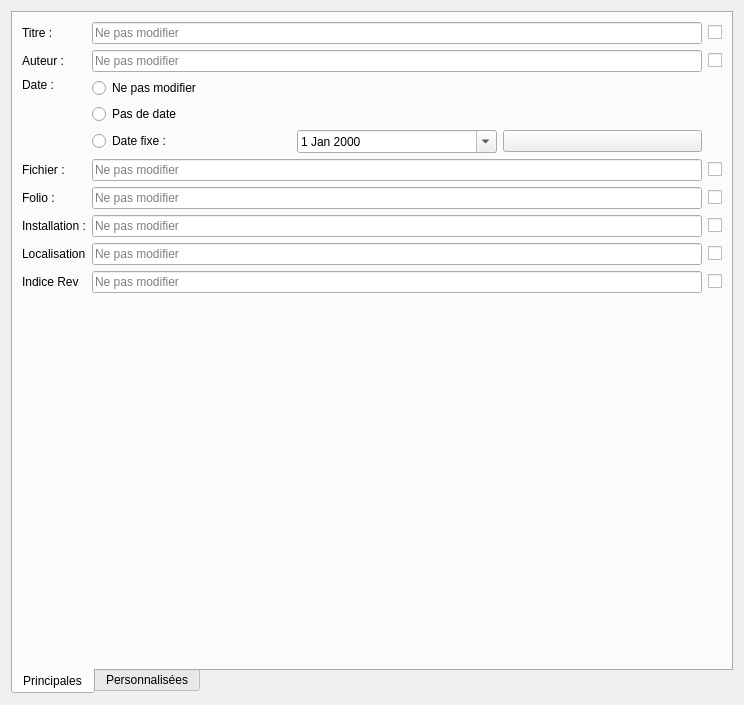
Before: the Qt Designer form sources/SearchAndReplace/ui/replacefoliowidget.ui in qelectrotech/qelectrotech-source-mirror, drawn with Qt 5.
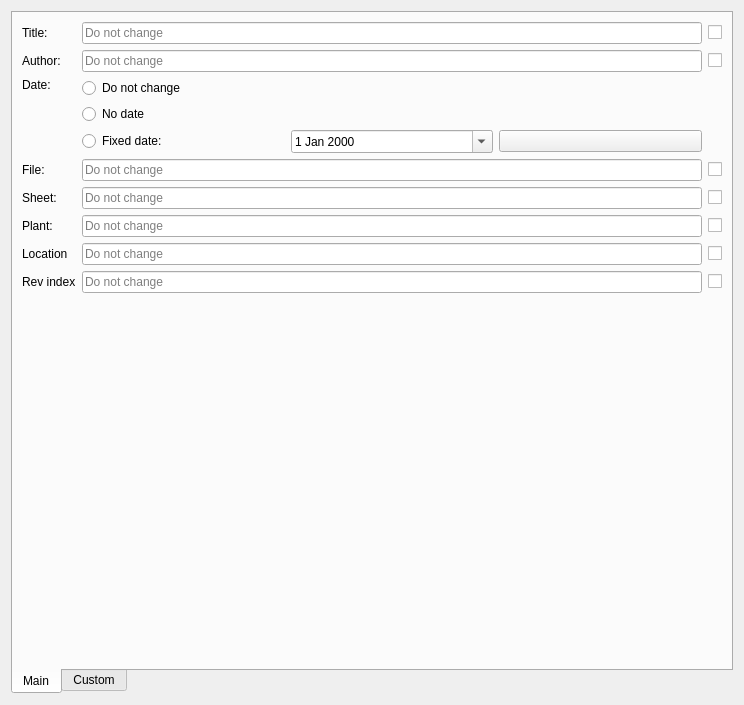
After: the same form once the commit is applied. Icons and pictures are not drawn.

The edit to the form file:
```diff
--- a/sources/SearchAndReplace/ui/replacefoliowidget.ui
+++ b/sources/SearchAndReplace/ui/replacefoliowidget.ui
@@ -42,7 +42,7 @@
      </property>
      <widget class="QWidget" name="tab">
       <attribute name="title">
-       <string>Principales</string>
+       <string>Main</string>
       </attribute>
       <layout class="QVBoxLayout" name="verticalLayout_2">
        <item>
@@ -50,21 +50,21 @@
          <item row="9" column="1">
           <widget class="QLabel" name="label_12">
            <property name="text">
-            <string>Indice Rev</string>
+            <string>Rev index</string>
            </property>
           </widget>
          </item>
          <item row="8" column="1">
           <widget class="QLabel" name="label_11">
            <property name="text">
-            <string>Localisation</string>
+            <string>Location</string>
            </property>
           </widget>
          </item>
          <item row="4" column="1">
           <widget class="QLabel" name="label_5">
            <property name="text">
-            <string>Fichier :</string>
+            <string>File:</string>
            </property>
           </widget>
          </item>
@@ -74,7 +74,7 @@
             <string>Disponible en tant que %title pour les modèles de cartouches</string>
            </property>
            <property name="placeholderText">
-            <string>Ne pas modifier</string>
+            <string>Do not change</string>
            </property>
           </widget>
          </item>
@@ -84,21 +84,21 @@
             <string>Disponible en tant que %author pour les modèles de cartouches</string>
            </property>
            <property name="placeholderText">
-            <string>Ne pas modifier</string>
+            <string>Do not change</string>
            </property>
           </widget>
          </item>
          <item row="2" column="1">
           <widget class="QLabel" name="label_3">
            <property name="text">
-            <string>Auteur :</string>
+            <string>Author:</string>
            </property>
           </widget>
          </item>
          <item row="3" column="1">
           <widget class="QLabel" name="label_4">
            <property name="text">
-            <string>Date :</string>
+            <string>Date:</string>
            </property>
            <property name="alignment">
             <set>Qt::AlignLeading|Qt::AlignLeft|Qt::AlignTop</set>
@@ -108,7 +108,7 @@
          <item row="6" column="1">
           <widget class="QLabel" name="label_10">
            <property name="text">
-            <string>Installation :</string>
+            <string>Plant:</string>
            </property>
           </widget>
          </item>
@@ -118,7 +118,7 @@
             <string>Disponible en tant que %indexrev pour les modèles de cartouches</string>
            </property>
            <property name="placeholderText">
-            <string>Ne pas modifier</string>
+            <string>Do not change</string>
            </property>
           </widget>
          </item>
@@ -128,7 +128,7 @@
             <string>Disponible en tant que %filename pour les modèles de cartouches</string>
            </property>
            <property name="placeholderText">
-            <string>Ne pas modifier</string>
+            <string>Do not change</string>
            </property>
           </widget>
          </item>
@@ -138,7 +138,7 @@
          <item row="5" column="1">
           <widget class="QLabel" name="label_6">
            <property name="text">
-            <string>Folio :</string>
+            <string>Sheet:</string>
            </property>
           </widget>
          </item>
@@ -147,7 +147,7 @@
            <item row="1" column="0">
             <widget class="QRadioButton" name="m_no_date_rb">
              <property name="text">
-              <string>Pas de date</string>
+              <string>No date</string>
              </property>
             </widget>
            </item>
@@ -167,7 +167,7 @@
            <item row="2" column="0">
             <widget class="QRadioButton" name="m_fixed_date_rb">
              <property name="text">
-              <string>Date fixe :</string>
+              <string>Fixed date:</string>
              </property>
             </widget>
            </item>
@@ -187,7 +187,7 @@
            <item row="0" column="0">
             <widget class="QRadioButton" name="m_unchanged_date">
              <property name="text">
-              <string>Ne pas modifier</string>
+              <string>Do not change</string>
              </property>
             </widget>
            </item>
@@ -203,7 +203,7 @@
 - %autonum : Folio Auto Numeration</string>
            </property>
            <property name="placeholderText">
-            <string>Ne pas modifier</string>
+            <string>Do not change</string>
            </property>
           </widget>
          </item>
@@ -213,7 +213,7 @@
             <string>Disponible en tant que %locmach pour les modèles de cartouches</string>
            </property>
            <property name="placeholderText">
-            <string>Ne pas modifier</string>
+            <string>Do not change</string>
            </property>
           </widget>
          </item>
@@ -223,14 +223,14 @@
             <string>&lt;html&gt;&lt;head/&gt;&lt;body&gt;&lt;p&gt;Disponible en tant que %plant pour les modèles de cartouches&lt;/p&gt;&lt;/body&gt;&lt;/html&gt;</string>
            </property>
            <property name="placeholderText">
-            <string>Ne pas modifier</string>
+            <string>Do not change</string>
            </property>
           </widget>
          </item>
          <item row="1" column="1">
           <widget class="QLabel" name="label_2">
            <property name="text">
-            <string>Titre :</string>
+            <string>Title:</string>
            </property>
           </widget>
          </item>
@@ -323,7 +323,7 @@
      </widget>
      <widget class="QWidget" name="tab_2">
       <attribute name="title">
-       <string>Personnalisées</string>
+       <string>Custom</string>
       </attribute>
       <layout class="QVBoxLayout" name="verticalLayout">
        <item>
```
Left out of the diff: 44 changed lines with no effect on the pictures.
